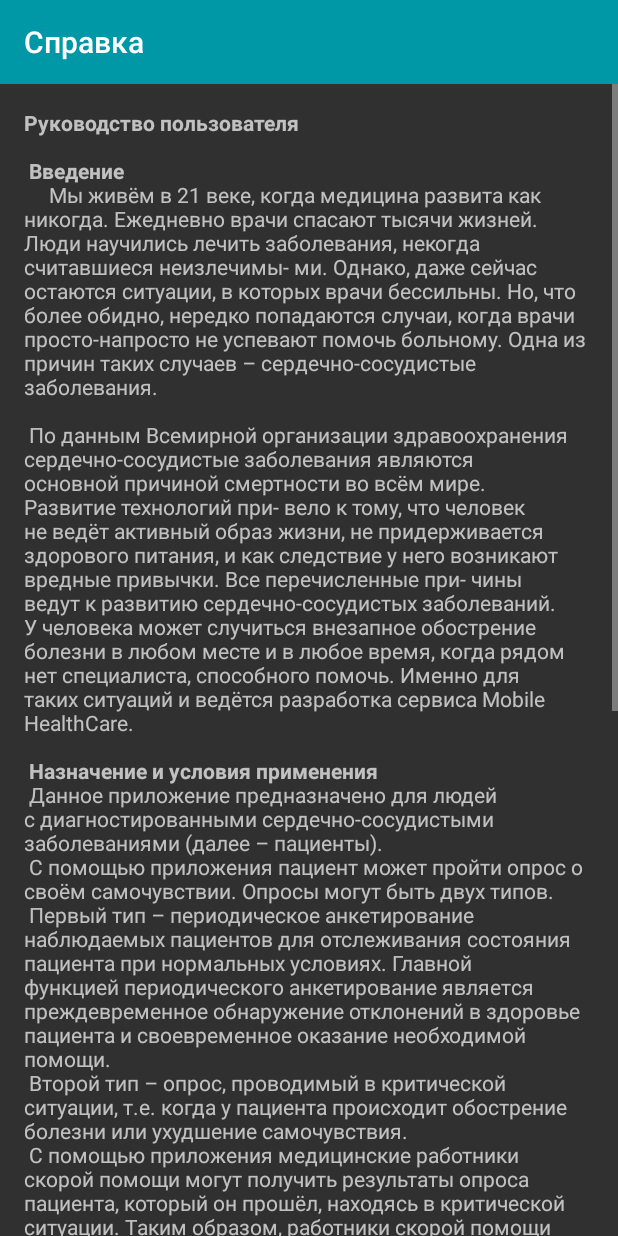
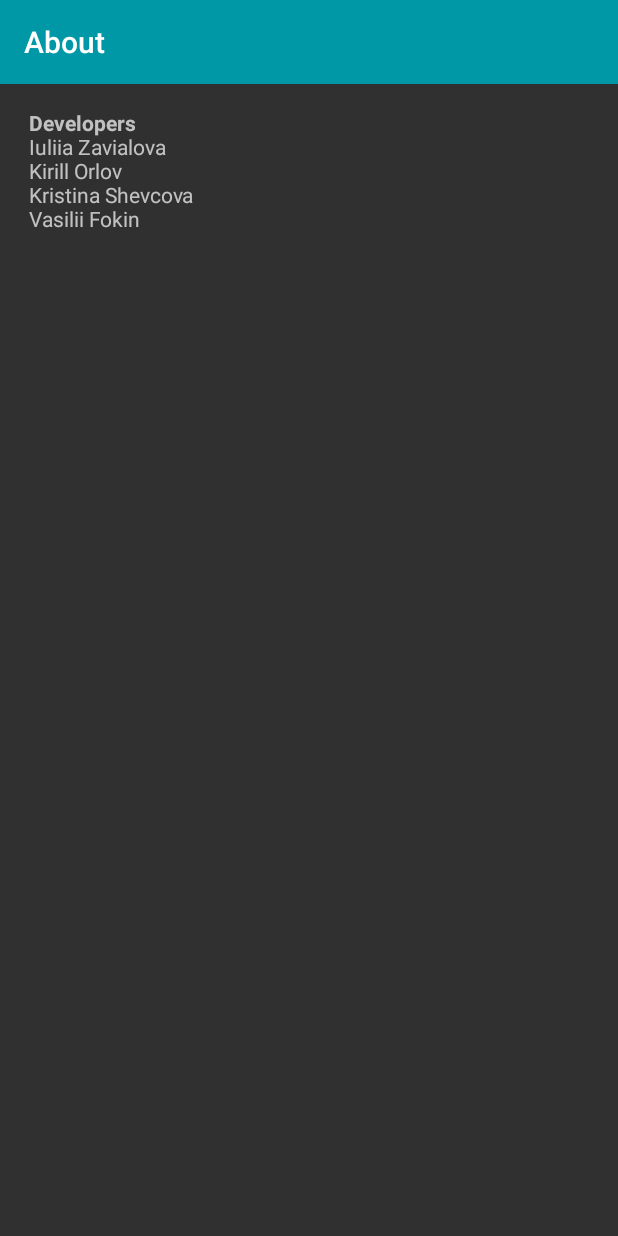
Before and after one commit to CardiaCare/CadiaCare, an Android app: the AboutActivity screen opened directly, with no data from a screen before it, on a phone screen of 412 x 824 dp. Run offline under Robolectric (Android 15) with nearby library versions, the phone set to English and light mode, and no system bars.

Commit message:
Локализация

```diff
--- a/cardiacare/src/main/AndroidManifest.xml
+++ b/cardiacare/src/main/AndroidManifest.xml
@@ -104,7 +104,7 @@
             android:theme="@style/AppBaseTheme" />
         <activity
             android:name=".servey.AlarmQuestionnaireActivity"
-            android:label="@string/title_activity_questionnaire"
+            android:label="@string/title_activity_sos_questionnaire"
             android:theme="@style/AppBaseTheme" />
         <!--
  ATTENTION: This was auto-generated to add Google Play services to your project for
--- a/cardiacare/src/main/java/ru/cardiacare/cardiacare/AboutActivity.java
+++ b/cardiacare/src/main/java/ru/cardiacare/cardiacare/AboutActivity.java
@@ -12,7 +12,7 @@ public class AboutActivity extends AppCompatActivity {
 
     @Override
     protected void onCreate(Bundle savedInstanceState) {
-        setTitle("Справка");
+//        setTitle(R.string.about);
         super.onCreate(savedInstanceState);
         setContentView(R.layout.content_about);
         Toolbar toolbar = (Toolbar) findViewById(R.id.about_activity_toolbar);
--- a/cardiacare/src/main/java/ru/cardiacare/cardiacare/servey/QuestionnaireActivity.java
+++ b/cardiacare/src/main/java/ru/cardiacare/cardiacare/servey/QuestionnaireActivity.java
@@ -46,7 +46,7 @@ public class QuestionnaireActivity extends AppCompatActivity {
             Gson json = new Gson();
             Feedback qst = json.fromJson(jsonFromFile, Feedback.class);
             MainActivity.feedback = qst;
-        }catch( Exception e ){
+        } catch( Exception e ){
 
         }
         super.onCreate(savedInstanceState);
--- a/cardiacare/src/main/res/layout/activity_loading.xml
+++ b/cardiacare/src/main/res/layout/activity_loading.xml
@@ -15,7 +15,7 @@
     <Button
         android:layout_width="wrap_content"
         android:layout_height="wrap_content"
-        android:text="Перезапустить приложение"
+        android:text="@string/restart_app"
         android:id="@+id/WifiButton"
         android:layout_below="@+id/loadingProgressBar"
         android:layout_centerHorizontal="true" />
--- a/cardiacare/src/main/res/layout/activity_main_account_connection.xml
+++ b/cardiacare/src/main/res/layout/activity_main_account_connection.xml
@@ -61,7 +61,7 @@
 
             <Button android:id="@+id/nextButton" style="?android:textAppearanceSmall"
                 android:layout_width="match_parent" android:layout_height="wrap_content"
-                android:layout_marginTop="16dp" android:text="Next"
+                android:layout_marginTop="16dp" android:text="@string/next"
                 android:textStyle="bold"
                 />
 
--- a/cardiacare/src/main/res/layout/content_about.xml
+++ b/cardiacare/src/main/res/layout/content_about.xml
@@ -33,7 +33,7 @@ tools:context="ru.cardiacare.cardiacare.AboutActivity">
 
             <TextView
                 android:layout_height="match_parent"
-                android:text="@string/Content_About"
+                android:text="@string/content_about"
                 android:layout_width="match_parent" />
         </LinearLayout>
     </ScrollView>
--- a/cardiacare/src/main/res/values/strings.xml
+++ b/cardiacare/src/main/res/values/strings.xml
@@ -83,44 +83,16 @@
     <string name="sign">Sign in</string>
 
     <string name="menu_refresh">Refresh</string>
-    <string name="title_activity_about">AboutActivity</string>
+    <string name="title_activity_about">About</string>
     <string name="title_activity_questionnaire">Questionnaire</string>
+    <string name="title_activity_sos_questionnaire">SOS Questionnaire</string>
 
-    <string name="Content_About">
-\n<b>Руководство пользователя</b>
-\n
-\n <b>Введение</b>
-\n \t Мы живём в 21 веке, когда медицина развита как никогда. Ежедневно врачи спасают тысячи жизней. Люди научились лечить заболевания, некогда считавшиеся неизлечимы- ми. Однако, даже сейчас остаются ситуации, в которых врачи бессильны. Но, что более обидно, нередко попадаются случаи, когда врачи просто-напросто не успевают помочь больному. Одна из причин таких случаев – сердечно-сосудистые заболевания.
-\n
-\n По данным Всемирной организации здравоохранения сердечно-сосудистые заболевания являются основной причиной смертности во всём мире. Развитие технологий при- вело к тому, что человек не ведёт активный образ жизни, не придерживается здорового питания, и как следствие у него возникают вредные привычки. Все перечисленные при- чины ведут к развитию сердечно-сосудистых заболеваний. У человека может случиться внезапное обострение болезни в любом месте и в любое время, когда рядом нет специалиста, способного помочь. Именно для таких ситуаций и ведётся разработка сервиса Mobile HealthCare.
-\n
-\n <b>Назначение и условия применения</b>
-\n Данное приложение предназначено для людей с диагностированными сердечно-сосудистыми заболеваниями (далее – пациенты).
-\n С помощью приложения пациент может пройти опрос о своём самочувствии. Опросы могут быть двух типов.
-\n Первый тип – периодическое анкетирование наблюдаемых пациентов для отслеживания состояния пациента при нормальных условиях. Главной функцией периодического анкетирование является преждевременное обнаружение отклонений в здоровье пациента и своевременное оказание необходимой помощи.
-\n Второй тип – опрос, проводимый в критической ситуации, т.е. когда у пациента происходит обострение болезни или ухудшение самочувствия.
-\n С помощью приложения медицинские работники скорой помощи могут получить результаты опроса пациента, который он прошёл, находясь в критической ситуации. Таким образом, работники скорой помощи смогут заранее узнать некоторые симптомы пациента до прибытия на место вызова.
-\n Вопросы в опросе могут быть двух типов: открытые и закрытые. В открытом вопросе пользователю либо предоставляется ограниченное поле для ввода, либо возможность прикрепить медиа-файл. В закрытом вопросе пользователь не может вводить текстовую информацию или прикреплять медиа-файлы, он может только выбирать один или несколько ответов из предложенного списка ответов.
-\n
-\n <b>Типы вопросов?</b>
-\n
-\n <b>Подготовка к работе</b>
-\n Чтобы начать пользоваться приложением, требуется установить apk-файл на своё устройство (ОС Android) и зарегистрироваться в системе.
-\n Для корректной работы приложения требуется доступ к сети Интернет.
-\n
-\n <b>Описание операций</b>
-\n При старте приложения на ваше устройство будет автоматически загружен файл с опросом.
-\n Для начала прохождения опроса требуется нажать на кнопку «PASS SURVEY», расположенную на главном экране приложения.
-\n Далее следует отвечать на вопросы, исходя из содержания. Вам может быть предложено выбрать один или несколько из возможных вариантов ответа, ввести число/текст, прикрепить медиа файл.
-\n
-\n <b>Дальнейшее развитие?</b>
-\n
-\n <b>Разработчики</b>
-\n Над созданием приложения работали:
-\n Ю. Завьялова
-\n В. Фокин
-\n К. Шевцова
-\n К. Орлов
+    <string name="content_about">
+\n <b>Developers</b>
+\n Iuliia Zavialova
+\n Kirill Orlov
+\n Kristina Shevcova
+\n Vasilii Fokin
 </string>
     <string name="title_activity_cardia_care">CardiaCare</string>
     <string name="sos">SOS</string>
@@ -158,6 +130,32 @@
     <string name="systolicPressure">Systolic pressure</string>
     <string name="diastolicPressure">Diastolic pressure</string>
     <string name="pulse">Pulse</string>
+    <string name="restart_app">Restart application</string>
+    <string name="next">Next</string>
+    <string name="dialog_wifi_title">There is no network connection</string>
+    <string name="dialog_wifi_message">Turn on Wi-Fi and restart the application</string>
+    <string name="dialog_wifi_positive_button">Go to the Wi-Fi settings</string>
+    <string name="dialog_wifi_negative_button">Restart application</string>
+    <string name="dialog_sos_title">Failed to get geodata</string>
+    <string name="dialog_sos_message">The GPS function is disabled. SOS button is unavailable. Do you want to go to the settings to turn on GPS?</string>
+    <string name="dialog_sos_positive_button">Go to the GPS settings</string>
+    <string name="dialog_sos_negative_button">Cancel</string>
+    <string name="dialog_gps_title">Failed to get geodata</string>
+    <string name="dialog_gps_message">The GPS function is disabled. Some functions may be unavailable. Do you want to go to the settings to turn on GPS?</string>
+    <string name="dialog_gps_positive_button">Go to the GPS settings</string>
+    <string name="dialog_gps_negative_button">Cancel</string>
+    <string name="dialog_bluetooth_title">Bluetooth is turned off</string>
+    <string name="dialog_bluetooth_message">The Bluetooth function is turned off. Some functions may be unavailable. Do you want to go to the settings to turn on Bluetooth?</string>
+    <string name="dialog_bluetooth_positive_button">Go to the Bluetooth settings</string>
+    <string name="dialog_bluetooth_negative_button">Cancel</string>
+    <string name="bluetooth_toast1">Your device does not support Bluetooth</string>
+    <string name="bluetooth_toast2">Bluetooth turned on</string>
+    <string name="bluetooth_toast3">Bluetooth is already on</string>
+    <string name="bluetooth_toast4">Status: enabled</string>
+    <string name="bluetooth_toast5">Status: disabled</string>
+
+
+
 
 
 </resources>
```
Also changed, not shown: cardiacare/src/main/java/ru/cardiacare/cardiacare/MainActivity.java (+9 -9 lines), cardiacare/src/main/java/ru/cardiacare/cardiacare/bluetooth/BluetoothFindActivity.java (+9 -9 lines), cardiacare/src/main/java/ru/cardiacare/cardiacare/location/LocationService.java (+5 -4 lines), 1 other file.
